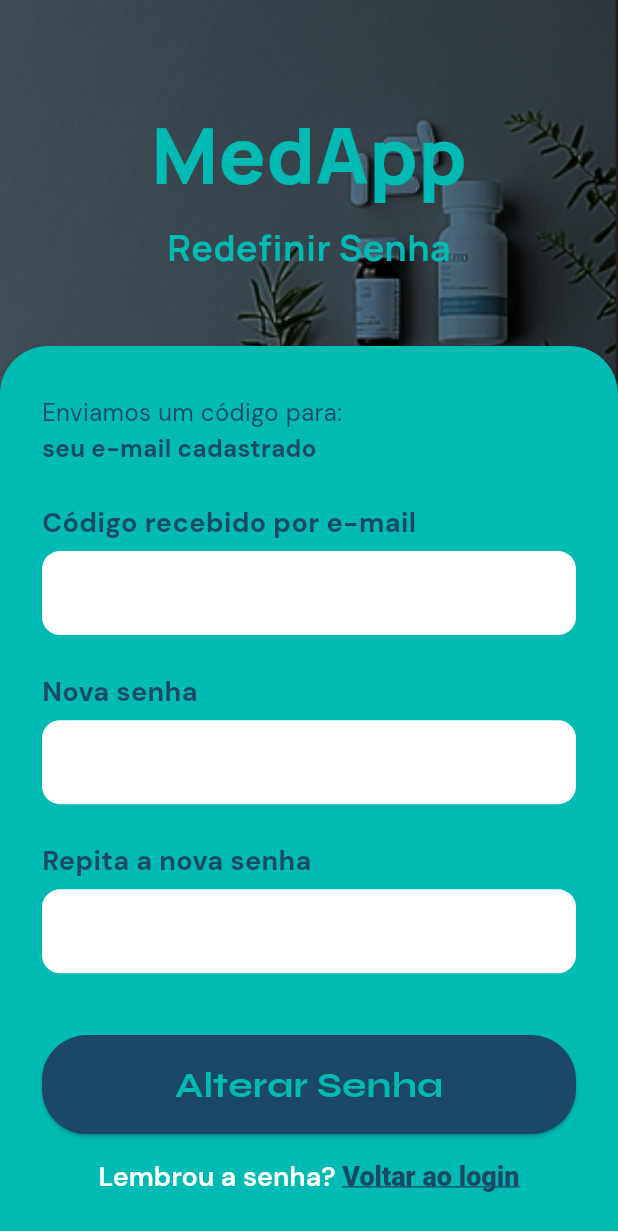
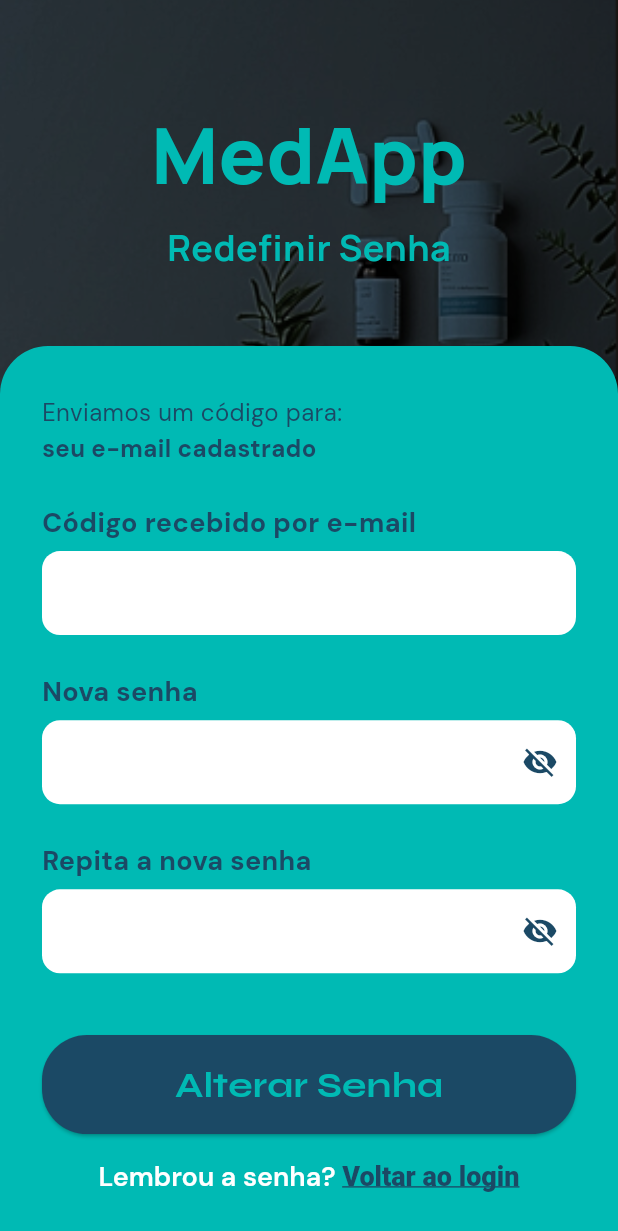
Before and after one commit to larybino/MedApp, a Flutter app: the ResetPasswordScreen screen opened by its route, on a phone screen of 412 x 824 dp. Shown: the top 1231 px of the screen. Run offline on Flutter 3.47's test engine with Material 3 defaults, Android fonts, the phone set to English and light mode, and no system bars; our stand-ins replace dio, flutter_secure_storage, go_router, google_fonts, image_picker, mask_text_input_formatter; accounts and stored records are empty.

Commit message:
style(frontend): darken the screen background and add an icon to view the password.

```diff
--- a/frontend/lib/features/auth/screens/forgot_password_screen.dart
+++ b/frontend/lib/features/auth/screens/forgot_password_screen.dart
@@ -58,6 +58,11 @@ class _ForgotPasswordScreenState extends State<ForgotPasswordScreen> {
               fit: BoxFit.cover,
             ),
           ),
+          Positioned.fill(
+            child: Container(
+              color: Colors.black.withValues(alpha: 0.35),
+            ),
+          ),
           SafeArea(
             child: Column(
               crossAxisAlignment: CrossAxisAlignment.center,
--- a/frontend/lib/features/auth/screens/login_screen.dart
+++ b/frontend/lib/features/auth/screens/login_screen.dart
@@ -69,6 +69,11 @@ class _LoginScreenState extends State<LoginScreen> {
               fit: BoxFit.cover,
             ),
           ),
+          Positioned.fill(
+            child: Container(
+              color: Colors.black.withValues(alpha: 0.35),
+            ),
+          ),
           SafeArea(
             child: Column(
               crossAxisAlignment: CrossAxisAlignment.center,
@@ -87,6 +92,7 @@ class _LoginScreenState extends State<LoginScreen> {
                     CustomTextField(
                       label: 'Senha',
                       obscureText: true,
+                      enableObscureToggle: true,
                       controller: _passwordController,
                     ),
                     SizedBox(height: height * 0.03),
--- a/frontend/lib/features/auth/screens/reset_password_screen.dart
+++ b/frontend/lib/features/auth/screens/reset_password_screen.dart
@@ -71,6 +71,11 @@ class _ResetPasswordScreenState extends State<ResetPasswordScreen> {
               fit: BoxFit.cover,
             ),
           ),
+          Positioned.fill(
+            child: Container(
+              color: Colors.black.withValues(alpha: 0.35),
+            ),
+          ),
           SafeArea(
             child: Column(
               crossAxisAlignment: CrossAxisAlignment.center,
@@ -107,12 +112,14 @@ class _ResetPasswordScreenState extends State<ResetPasswordScreen> {
                     CustomTextField(
                       label: 'Nova senha',
                       obscureText: true,
+                      enableObscureToggle: true,
                       controller: _newPasswordController,
                     ),
                     SizedBox(height: height * 0.03),
                     CustomTextField(
                       label: 'Repita a nova senha',
                       obscureText: true,
+                      enableObscureToggle: true,
                       controller: _confirmPasswordController,
                     ),
                     SizedBox(height: height * 0.05),
--- a/frontend/lib/features/auth/screens/splash_screen.dart
+++ b/frontend/lib/features/auth/screens/splash_screen.dart
@@ -19,6 +19,11 @@ class SplashScreen extends StatelessWidget {
             child: Image.asset(
               'assets/images/background.png',
               fit: BoxFit.cover,
+            ),
+          ),
+          Positioned.fill(
+            child: Container(
+              color: Colors.black.withValues(alpha: 0.35),
             ),
           ),
           SafeArea(
--- a/frontend/lib/shared/widgets/custom_text_field.dart
+++ b/frontend/lib/shared/widgets/custom_text_field.dart
@@ -3,12 +3,13 @@ import 'package:flutter/services.dart';
 import 'package:google_fonts/google_fonts.dart';
 import '../../core/theme/app_colors.dart';
 
-class CustomTextField extends StatelessWidget {
+class CustomTextField extends StatefulWidget {
   const CustomTextField({
     super.key,
     required this.label,
     this.keyboardType = TextInputType.text,
     this.obscureText = false,
+    this.enableObscureToggle = false,
     this.controller,
     this.validator,
     this.onChanged,
@@ -18,10 +19,24 @@ class CustomTextField extends StatelessWidget {
   final String label;
   final TextInputType keyboardType;
   final bool obscureText;
+  final bool enableObscureToggle;
   final TextEditingController? controller;
   final String? Function(String?)? validator;
   final Function(String)? onChanged;
   final List<TextInputFormatter>? inputFormatters;
+
+  @override
+  State<CustomTextField> createState() => _CustomTextFieldState();
+}
+
+class _CustomTextFieldState extends State<CustomTextField> {
+  late bool _obscured;
+
+  @override
+  void initState() {
+    super.initState();
+    _obscured = widget.obscureText;
+  }
 
   @override
   Widget build(BuildContext context) {
@@ -29,7 +44,7 @@ class CustomTextField extends StatelessWidget {
       crossAxisAlignment: CrossAxisAlignment.start,
       children: [
         Text(
-          label,
+          widget.label,
           style: GoogleFonts.dmSans(
             fontSize: 18,
             fontWeight: FontWeight.w700,
@@ -38,11 +53,13 @@ class CustomTextField extends StatelessWidget {
         ),
         const SizedBox(height: 6),
         TextField(
-          controller: controller,
-          keyboardType: keyboardType,
-          obscureText: obscureText,
-          onChanged: onChanged,
-          inputFormatters: inputFormatters,
+          controller: widget.controller,
+          keyboardType: widget.keyboardType,
+          obscureText: widget.enableObscureToggle
+              ? _obscured
+              : widget.obscureText,
+          onChanged: widget.onChanged,
+          inputFormatters: widget.inputFormatters,
           style: GoogleFonts.dmSans(color: AppColors.secondary),
           decoration: InputDecoration(
             filled: true,
@@ -55,6 +72,17 @@ class CustomTextField extends StatelessWidget {
               borderRadius: BorderRadius.circular(12),
               borderSide: const BorderSide(color: AppColors.danger, width: 1.5),
             ),
+            suffixIcon: widget.enableObscureToggle
+                ? IconButton(
+                    icon: Icon(
+                      _obscured ? Icons.visibility_off : Icons.visibility,
+                      color: AppColors.secondary,
+                    ),
+                    onPressed: () {
+                      setState(() => _obscured = !_obscured);
+                    },
+                  )
+                : null,
           ),
         ),
       ],
```
Also changed, not shown: frontend/lib/features/auth/screens/register_screen.dart (+7 -0 lines).
